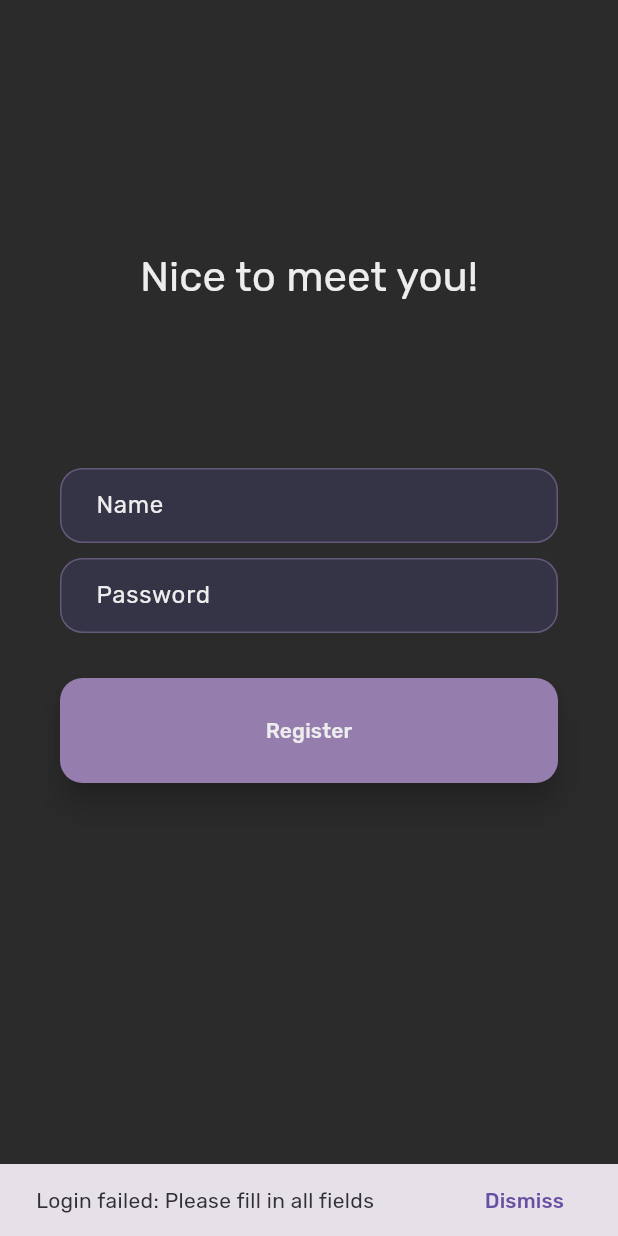
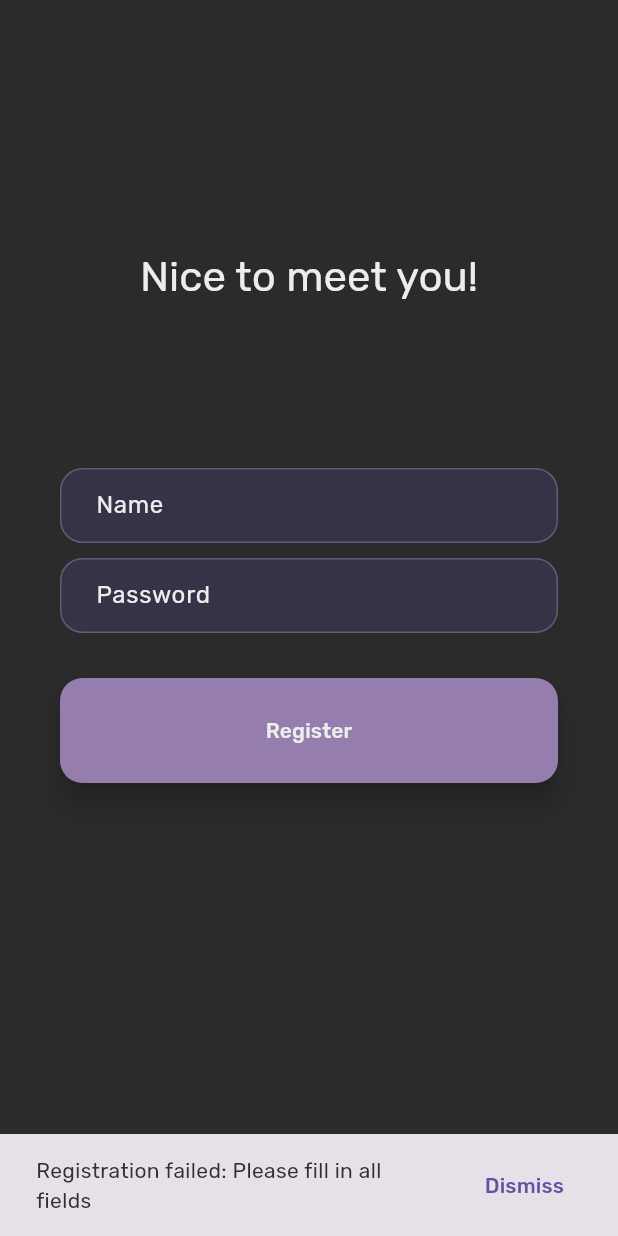
Before and after one commit to nezia1/missive, a Flutter app: the RegisterScreen screen opened by its route, after a tap on "Register", on a phone screen of 412 x 824 dp. Run offline on Flutter 3.47's test engine with Material 3 defaults, Android fonts, the phone set to English and light mode, and no system bars; our stand-ins replace dio, flutter_secure_storage, flutter_svg, go_router, google_fonts, realm and 2 more; missing offline and left inert: libsignal_protocol_dart, onesignal_flutter; accounts and stored records are empty; generated files the repository leaves out were written again.

Commit message:
update registration error handling

```diff
--- a/client/lib/features/authentication/providers/auth_provider.dart
+++ b/client/lib/features/authentication/providers/auth_provider.dart
@@ -204,6 +204,9 @@ class AuthProvider extends ChangeNotifier {
 
       return AuthenticationSuccess();
     } on DioException catch (e) {
+      if (e.response?.statusCode == 409) {
+        return DuplicateUserError('User already exists');
+      }
       return AuthenticationError(e.message);
     }
   }
@@ -408,3 +411,8 @@ class TOTPRequiredError extends AuthenticationError {
 class TOTPInvalidError extends AuthenticationError {
   TOTPInvalidError();
 }
+
+/// Represents an error during a register attempt due to a duplicate username.
+class DuplicateUserError extends AuthenticationError {
+  DuplicateUserError([super.message]);
+}
--- a/client/lib/features/authentication/register_screen.dart
+++ b/client/lib/features/authentication/register_screen.dart
@@ -36,13 +36,18 @@ class _RegisterScreenState extends State<RegisterScreen> {
             .register(_name, _password);
 
     switch (registerResult) {
+      case AuthenticationSuccess():
+        break;
       case AuthenticationTimeoutError():
         setState(() => _errorMessage =
             'The request timed out (server could not be reached)');
-      case AuthenticationSuccess():
+      case DuplicateUserError():
+        setState(() => _errorMessage = 'User already exists');
+        break;
+      case AuthenticationError():
+        setState(() => _errorMessage = 'An unexpected error occurred');
         break;
       default:
-        setState(() => _errorMessage = 'An unexpected error occurred');
         break;
     }
 
@@ -51,7 +56,7 @@ class _RegisterScreenState extends State<RegisterScreen> {
 
   void displayErrorSnackBar(String message) {
     final errorSnackBar = SnackBar(
-        content: Text('Login failed: $message'),
+        content: Text('Registration failed: $message'),
         action: SnackBarAction(
             label: 'Dismiss',
             onPressed: ScaffoldMessenger.of(context).hideCurrentSnackBar));
```
